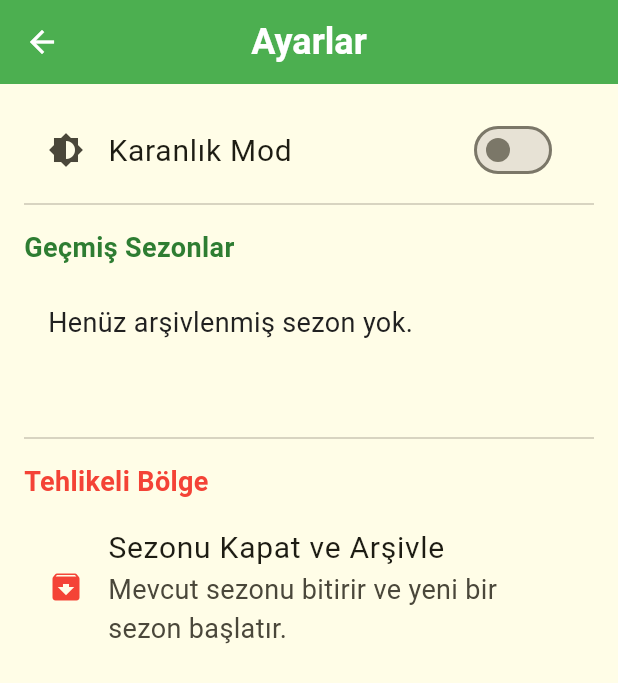
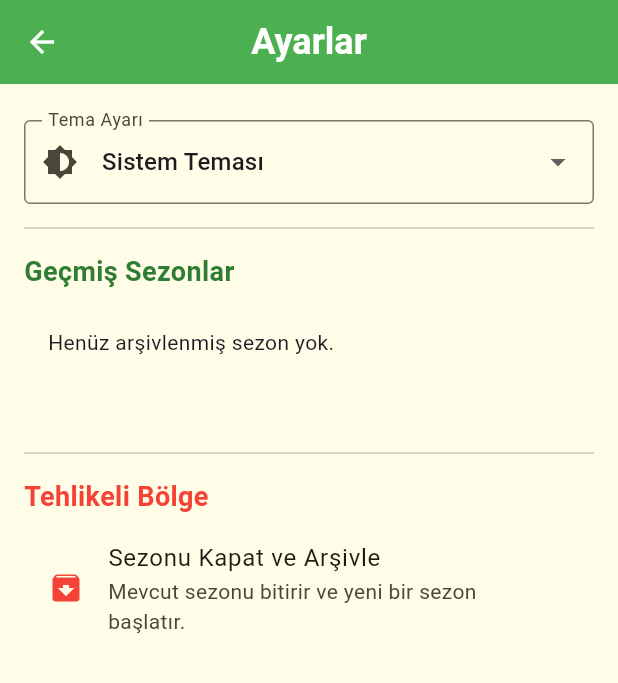
Before and after one commit to OnruBekrant/Muz-Hesap-Defteri, a Flutter app: the screen it shows after launch, after a tap on the "settings" icon, on a phone screen of 412 x 824 dp. Shown: the top 683 px of the screen. Run offline on Flutter 3.47's test engine with Material 3 defaults, Android fonts, the phone set to English and light mode, and no system bars; our stand-ins replace hive, hive_flutter, pdf, printing; accounts and stored records are empty.

Commit message:
feat: add dark theme support and new transaction detail screen

```diff
--- a/lib/main.dart
+++ b/lib/main.dart
@@ -2,7 +2,7 @@ import 'package:flutter/material.dart';
 import 'package:flutter_localizations/flutter_localizations.dart';
 import 'package:hive_flutter/hive_flutter.dart';
 import 'package:provider/provider.dart';
-import 'package:google_fonts/google_fonts.dart';
+
 import 'providers/database_provider.dart';
 import 'screens/home_screen.dart';
 import 'constants/colors.dart';
@@ -58,6 +58,29 @@ class MuzHesapDefteriApp extends StatelessWidget {
             ],
             locale: const Locale('tr', 'TR'),
             themeMode: provider.themeMode,
+            darkTheme: ThemeData(
+              brightness: Brightness.dark,
+              scaffoldBackgroundColor: Colors.black, // Saf Siyah (AMOLED)
+              primaryColor: Colors.green, // Yaprak Yeşili (Marka rengi korunsun)
+              appBarTheme: const AppBarTheme(
+                backgroundColor: Colors.black, // Bar da siyah olsun
+                elevation: 0,
+                titleTextStyle: TextStyle(color: Colors.white, fontSize: 20),
+                iconTheme: IconThemeData(color: Colors.white),
+              ),
+              cardColor: const Color(0xFF1E1E1E), // Kartlar hafif gri kalsın ki ayırt edilsin
+              colorScheme: const ColorScheme.dark(
+                primary: Colors.green,
+                secondary: Colors.yellow, // Muz Sarısı detaylar
+                surface: Colors.black,
+              ),
+              // Yazı tipleri okunabilir beyaz/gri olsun
+              textTheme: ThemeData.light().textTheme.apply(
+                fontFamily: 'Roboto',
+                bodyColor: Colors.white,
+                displayColor: Colors.white,
+              ),
+            ),
             theme: ThemeData(
               primaryColor: AppColors.muzSarisi,
               scaffoldBackgroundColor: AppColors.arkaPlan,
@@ -67,12 +90,8 @@ class MuzHesapDefteriApp extends StatelessWidget {
                 secondary: AppColors.yaprakYesili,
               ),
               useMaterial3: true,
-              textTheme: GoogleFonts.robotoTextTheme().copyWith(
-                displayLarge: const TextStyle(fontSize: 32, fontWeight: FontWeight.bold, color: AppColors.metinRengi),
-                displayMedium: const TextStyle(fontSize: 28, fontWeight: FontWeight.bold, color: AppColors.metinRengi),
-                bodyLarge: const TextStyle(fontSize: 20, color: AppColors.metinRengi), // Larger text for readability
-                bodyMedium: const TextStyle(fontSize: 18, color: AppColors.metinRengi),
-                labelLarge: const TextStyle(fontSize: 18, fontWeight: FontWeight.bold), // Button text
+              textTheme: ThemeData.light().textTheme.apply(
+                fontFamily: 'Roboto',
               ),
               appBarTheme: const AppBarTheme(
                 backgroundColor: AppColors.yaprakYesili,
--- a/lib/screens/home_screen.dart
+++ b/lib/screens/home_screen.dart
@@ -4,6 +4,7 @@ import '../providers/database_provider.dart';
 import '../widgets/balance_card.dart';
 import '../widgets/transaction_item.dart';
 import 'add_transaction_screen.dart';
+import 'transaction_detail_screen.dart';
 import 'settings_screen.dart';
 import '../services/pdf_service.dart';
 import '../constants/colors.dart';
@@ -56,7 +57,17 @@ class HomeScreen extends StatelessWidget {
           ),
           body: Column(
             children: [
-              BalanceCard(transactions: provider.transactionList),
+              GestureDetector(
+                onTap: () {
+                  Navigator.push(
+                    context,
+                    MaterialPageRoute(
+                      builder: (context) => const TransactionDetailScreen(),
+                    ),
+                  );
+                },
+                child: BalanceCard(transactions: provider.transactionList),
+              ),
               Expanded(
                 child: provider.transactionList.isEmpty
                     ? Center(
--- a/lib/screens/settings_screen.dart
+++ b/lib/screens/settings_screen.dart
@@ -21,13 +21,36 @@ class SettingsScreen extends StatelessWidget {
             padding: const EdgeInsets.all(16),
             children: [
               // Theme Settings (Placeholder)
-              SwitchListTile(
-                secondary: const Icon(Icons.brightness_6),
-                title: const Text('Karanlık Mod'),
-                value: provider.themeMode == ThemeMode.dark,
-                onChanged: (bool value) {
-                  provider.setThemeMode(value ? ThemeMode.dark : ThemeMode.light);
-                },
+              // Theme Settings
+              Padding(
+                padding: const EdgeInsets.symmetric(vertical: 8.0),
+                child: DropdownButtonFormField<ThemeMode>(
+                  decoration: const InputDecoration(
+                    labelText: 'Tema Ayarı',
+                    border: OutlineInputBorder(),
+                    prefixIcon: Icon(Icons.brightness_6),
+                  ),
+                  value: provider.themeMode,
+                  items: const [
+                    DropdownMenuItem(
+                      value: ThemeMode.system,
+                      child: Text('Sistem Teması'),
+                    ),
+                    DropdownMenuItem(
+                      value: ThemeMode.light,
+                      child: Text('Aydınlık Tema'),
+                    ),
+                    DropdownMenuItem(
+                      value: ThemeMode.dark,
+                      child: Text('Karanlık (AMOLED)'),
+                    ),
+                  ],
+                  onChanged: (ThemeMode? newValue) {
+                    if (newValue != null) {
+                      provider.setThemeMode(newValue);
+                    }
+                  },
+                ),
               ),
               const Divider(),
 
--- a/pubspec.yaml
+++ b/pubspec.yaml
@@ -23,6 +23,8 @@ dependencies:
   share_plus: ^7.1.0
   google_fonts: ^5.1.0
   cupertino_icons: ^1.0.2
+  flutter_local_notifications: ^17.0.0
+  timezone: ^0.9.0
 
 dev_dependencies:
   flutter_test:
```
Also changed, not shown: lib/screens/transaction_detail_screen.dart (added, +198 -0 lines), lib/services/pdf_service.dart (+5 -5 lines), pubspec.lock, 2 other files.
